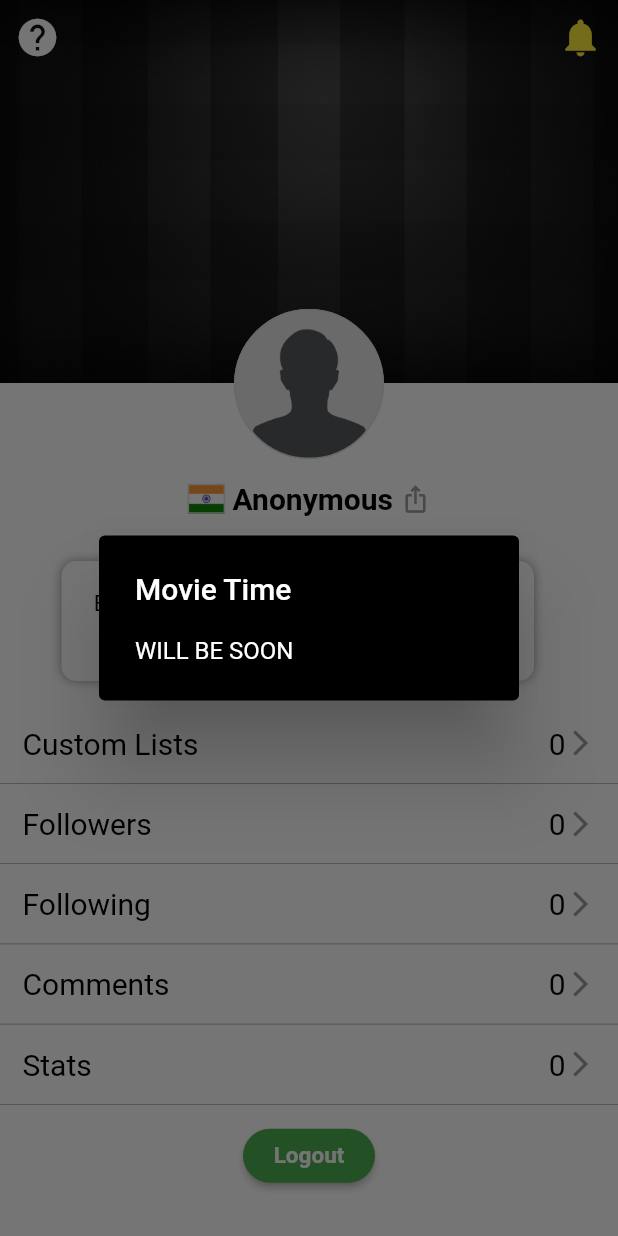
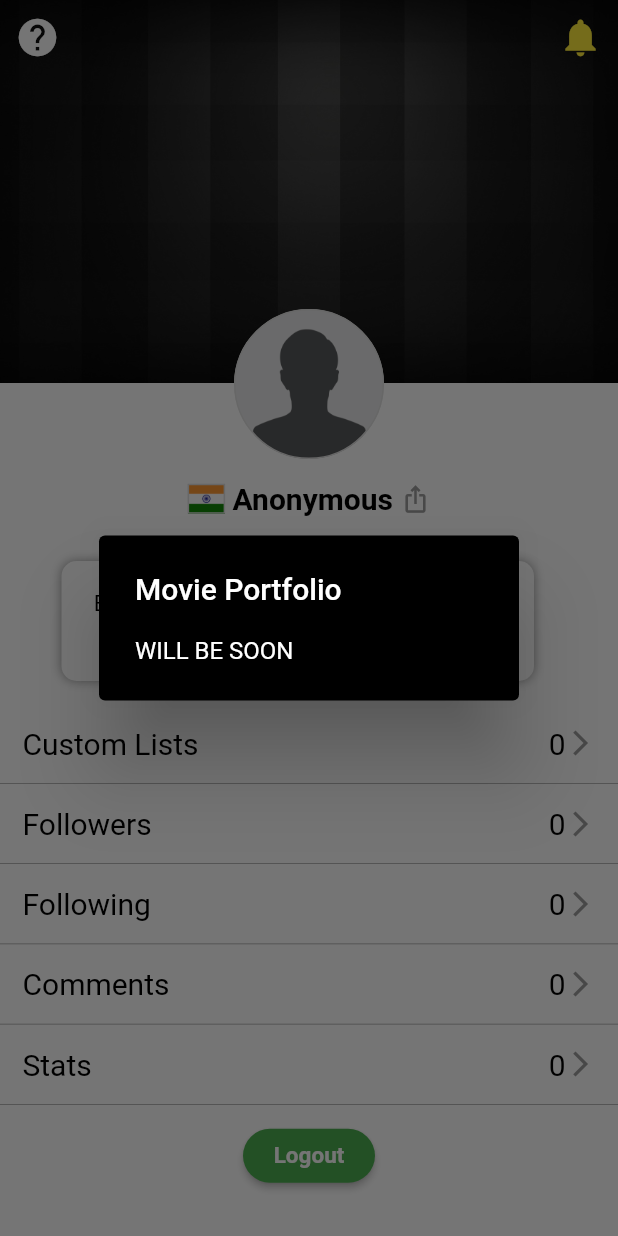
Before and after one commit to perfomatixsolutions/Movie-portfolio, a Flutter app: the Profile screen opened directly, after a tap on "Episodes Watch", on a phone screen of 412 x 824 dp. Run offline on Flutter 3.47's test engine with Material 2 defaults, Android fonts, the phone set to English and light mode, and no system bars; our stand-ins replace camera, splashscreen, sqflite; accounts and stored records are empty; network calls fail.

Commit message:
Change App Name movie Portfolio

```diff
--- a/lib/const/constants.dart
+++ b/lib/const/constants.dart
@@ -3,7 +3,7 @@
 
   const MOVIE_LIST_API = "http://www.omdbapi.com/?s=galaxy&page=1&apikey=aedc0d06";
 
-  const APP_NAME = "Movie Time";
+  const APP_NAME = "Movie Portfolio";
 
   const MOVIE_ALERT_DESCRIPTION = "WILL BE SOON";
 
--- a/lib/screen/homePage/moviesPage.dart
+++ b/lib/screen/homePage/moviesPage.dart
@@ -26,6 +26,7 @@ class _State extends State<Movies> with TickerProviderStateMixin {
       index =_tabController.index;
     });
   }
+
 
   @override
   Widget build(BuildContext context) {
```
Also changed, not shown: 2 other files.
